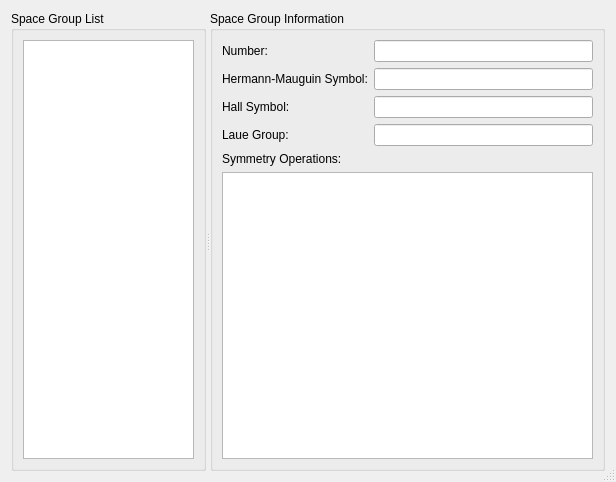
The window that ui/sglist.ui (tweber-ill/frm_mirror-takin1) describes before a commit, drawn with Qt 5.
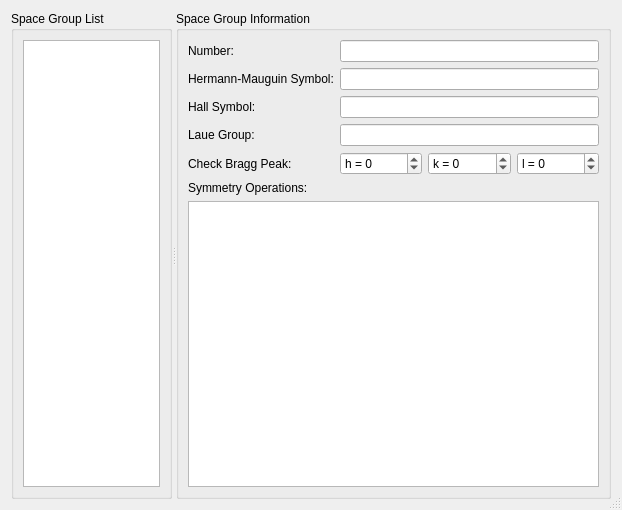
The same window after the commit.

Commit message: showing allowed reflexes in sg list

The edit to the form file:
```diff
--- a/ui/sglist.ui
+++ b/ui/sglist.ui
@@ -6,8 +6,8 @@
    <rect>
     <x>0</x>
     <y>0</y>
-    <width>616</width>
-    <height>482</height>
+    <width>622</width>
+    <height>510</height>
    </rect>
   </property>
   <property name="windowTitle">
@@ -49,14 +49,42 @@
        <string>Space Group Information</string>
       </property>
       <layout class="QGridLayout" name="gridLayout_3">
-       <item row="4" column="0">
-        <widget class="QLabel" name="label_6">
+       <item row="0" column="0">
+        <widget class="QLabel" name="label">
          <property name="text">
-          <string>Symmetry Operations:</string>
+          <string>Number:</string>
          </property>
         </widget>
        </item>
-       <item row="2" column="1">
+       <item row="0" column="1" colspan="3">
+        <widget class="QLineEdit" name="editNr">
+         <property name="readOnly">
+          <bool>true</bool>
+         </property>
+        </widget>
+       </item>
+       <item row="1" column="0">
+        <widget class="QLabel" name="label_2">
+         <property name="text">
+          <string>Hermann-Mauguin Symbol:</string>
+         </property>
+        </widget>
+       </item>
+       <item row="1" column="1" colspan="3">
+        <widget class="QLineEdit" name="editHM">
+         <property name="readOnly">
+          <bool>true</bool>
+         </property>
+        </widget>
+       </item>
+       <item row="2" column="0">
+        <widget class="QLabel" name="label_4">
+         <property name="text">
+          <string>Hall Symbol:</string>
+         </property>
+        </widget>
+       </item>
+       <item row="2" column="1" colspan="3">
         <widget class="QLineEdit" name="editHall">
          <property name="readOnly">
           <bool>true</bool>
@@ -70,51 +98,77 @@
          </property>
         </widget>
        </item>
-       <item row="2" column="0">
-        <widget class="QLabel" name="label_4">
-         <property name="text">
-          <string>Hall Symbol:</string>
-         </property>
-        </widget>
-       </item>
-       <item row="1" column="0">
-        <widget class="QLabel" name="label_2">
-         <property name="text">
-          <string>Hermann-Mauguin Symbol:</string>
-         </property>
-        </widget>
-       </item>
-       <item row="3" column="1">
+       <item row="3" column="1" colspan="3">
         <widget class="QLineEdit" name="editLaue">
          <property name="readOnly">
           <bool>true</bool>
          </property>
         </widget>
        </item>
-       <item row="5" column="0" colspan="2">
+       <item row="4" column="0">
+        <widget class="QLabel" name="label_3">
+         <property name="text">
+          <string>Check Bragg Peak:</string>
+         </property>
+        </widget>
+       </item>
+       <item row="4" column="1">
+        <widget class="QSpinBox" name="spinH">
+         <property name="font">
+          <font>
+           <weight>50</weight>
+           <bold>false</bold>
+           <strikeout>false</strikeout>
+           <kerning>true</kerning>
+          </font>
+         </property>
+         <property name="toolTip">
+          <string>h</string>
+         </property>
+         <property name="prefix">
+          <string>h = </string>
+         </property>
+         <property name="minimum">
+          <number>-99</number>
+         </property>
+        </widget>
+       </item>
+       <item row="4" column="2">
+        <widget class="QSpinBox" name="spinK">
+         <property name="toolTip">
+          <string>k</string>
+         </property>
+         <property name="prefix">
+          <string>k = </string>
+         </property>
+         <property name="minimum">
+          <number>-99</number>
+         </property>
+        </widget>
+       </item>
+       <item row="4" column="3">
+        <widget class="QSpinBox" name="spinL">
+         <property name="toolTip">
+          <string>l</string>
+         </property>
+         <property name="prefix">
+          <string>l = </string>
+         </property>
+         <property name="minimum">
+          <number>-99</number>
+         </property>
+        </widget>
+       </item>
+       <item row="5" column="0">
+        <widget class="QLabel" name="label_6">
+         <property name="text">
+          <string>Symmetry Operations:</string>
+         </property>
+        </widget>
+       </item>
+       <item row="6" column="0" colspan="4">
         <widget class="QListWidget" name="listSymOps"/>
        </item>
-       <item row="1" column="1">
-        <widget class="QLineEdit" name="editHM">
-         <property name="readOnly">
-          <bool>true</bool>
-         </property>
-        </widget>
-       </item>
-       <item row="0" column="1">
-        <widget class="QLineEdit" name="editNr">
-         <property name="readOnly">
-          <bool>true</bool>
-         </property>
-        </widget>
-       </item>
-       <item row="0" column="0">
-        <widget class="QLabel" name="label">
-         <property name="text">
-          <string>Number:</string>
-         </property>
-        </widget>
-       </item>
       </layout>
      </widget>
     </widget>
```
Left out of the diff: 3 changed lines with no effect on the pictures. The commit also changes 2 other files.
